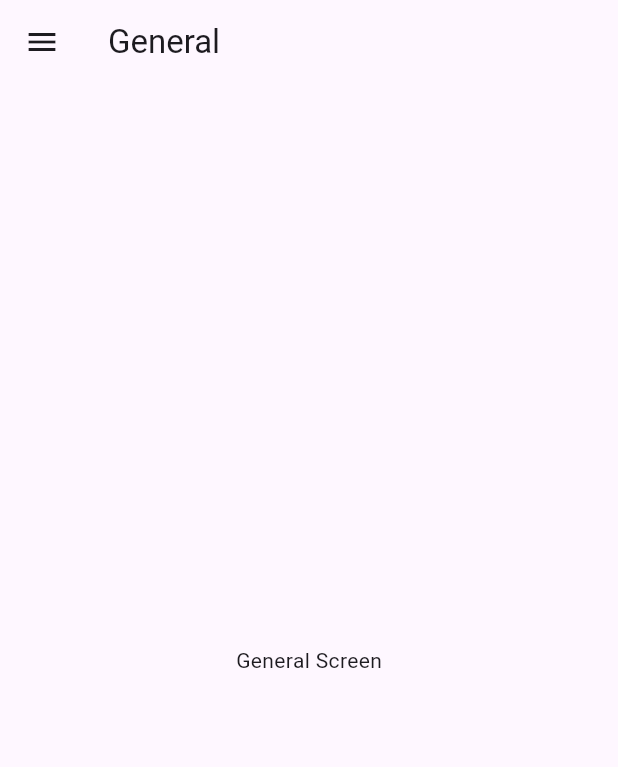
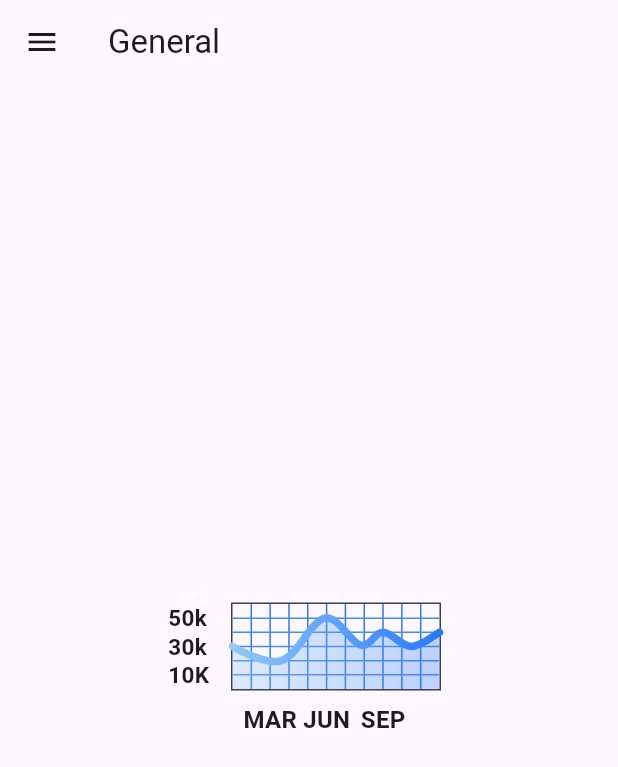
Before and after one commit to Ycalk/AnalystInNumbers, a Flutter app: the GeneralPage screen opened by its route, on a phone screen of 412 x 824 dp. Shown: the top 767 px of the screen. Run offline on Flutter 3.47's test engine with Material 3 defaults, Android fonts, the phone set to English and light mode, and no system bars; drawn by our look-alikes of fl_chart.

Commit message:
Add full structure of front

```diff
--- /dev/null
+++ b/front/lib/data/models/stats.dart
@@ -0,0 +1,6 @@
+
+class StatDD{
+  final double d1;
+  final double d2;
+  StatDD(this.d1, this.d2);
+}
--- /dev/null
+++ b/front/lib/data/repos/general_stats_impl.dart
@@ -0,0 +1,17 @@
+
+
+import 'package:front/data/source/stats_client.dart';
+import 'package:front/domain/entities/char_data.dart';
+import 'package:front/domain/repos/general_stats.dart';
+
+class GeneralStatsRepositoryImpl implements GeneralStatsRepository {
+  final StatsClient _client;
+
+  GeneralStatsRepositoryImpl() : _client = StatsClient();
+
+  @override
+  Future<List<LineDataItem>> getSalaryByYear() async {
+    final stats = await _client.getSalaryByYear();
+    return stats.map((e) => LineDataItem(e.d1, e.d2)).toList();
+  }
+}
--- /dev/null
+++ b/front/lib/domain/repos/general_stats.dart
@@ -0,0 +1,5 @@
+import 'package:front/domain/entities/char_data.dart';
+
+abstract class GeneralStatsRepository {
+  Future<List<LineDataItem>> getSalaryByYear();
+}
--- /dev/null
+++ b/front/lib/domain/usecases/general_stats.dart
@@ -0,0 +1,12 @@
+
+
+import 'package:fl_chart/fl_chart.dart';
+import 'package:front/data/repos/general_stats_impl.dart';
+
+class GeneralStats {
+  GeneralStatsRepositoryImpl _repository = GeneralStatsRepositoryImpl();
+
+  Future<List<FlSpot>> getSalaryByYear() {
+    return _repository.getSalaryByYear().then((value) => value.map((e) => e.toSpot()).toList());
+  }
+}
--- /dev/null
+++ b/front/lib/presentation/charts/salary_by_year.dart
@@ -0,0 +1,293 @@
+import 'package:fl_chart/fl_chart.dart';
+import 'package:flutter/material.dart';
+
+class SalaryByYearChart extends StatefulWidget {
+  const SalaryByYearChart({super.key});
+
+  @override
+  State<SalaryByYearChart> createState() => _SalaryByYearChartState();
+}
+
+class _SalaryByYearChartState extends State<SalaryByYearChart> {
+  List<Color> gradientColors = [
+    Colors.blue.shade200,
+    Colors.blueAccent.shade400,
+  ];
+
+  bool showAvg = false;
+
+  @override
+  Widget build(BuildContext context) {
+    return Stack(
+      children: <Widget>[
+        AspectRatio(
+          aspectRatio: 1.70,
+          child: Padding(
+            padding: const EdgeInsets.only(
+              right: 18,
+              left: 12,
+              top: 24,
+              bottom: 12,
+            ),
+            child: LineChart(
+              showAvg ? avgData() : mainData(),
+            ),
+          ),
+        ),
+        SizedBox(
+          width: 60,
+          height: 34,
+          child: TextButton(
+            onPressed: () {
+              setState(() {
+                showAvg = !showAvg;
+              });
+            },
+            child: Text(
+              'avg',
+              style: TextStyle(
+                fontSize: 12,
+                color: showAvg
+                    ? Colors.white.withValues(alpha: 0.5)
+                    : Colors.white,
+              ),
+            ),
+          ),
+        ),
+      ],
+    );
+  }
+
+  Widget bottomTitleWidgets(double value, TitleMeta meta) {
+    const style = TextStyle(
+      fontWeight: FontWeight.bold,
+      fontSize: 16,
+    );
+    Widget text;
+    switch (value.toInt()) {
+      case 2:
+        text = const Text('MAR', style: style);
+        break;
+      case 5:
+        text = const Text('JUN', style: style);
+        break;
+      case 8:
+        text = const Text('SEP', style: style);
+        break;
+      default:
+        text = const Text('', style: style);
+        break;
+    }
+
+    return SideTitleWidget(
+      axisSide: meta.axisSide,
+      child: text,
+    );
+  }
+
+  Widget leftTitleWidgets(double value, TitleMeta meta) {
+    const style = TextStyle(
+      fontWeight: FontWeight.bold,
+      fontSize: 15,
+    );
+    String text;
+    switch (value.toInt()) {
+      case 1:
+        text = '10K';
+        break;
+      case 3:
+        text = '30k';
+        break;
+      case 5:
+        text = '50k';
+        break;
+      default:
+        return Container();
+    }
+
+    return Text(text, style: style, textAlign: TextAlign.left);
+  }
+
+  LineChartData mainData() {
+    return LineChartData(
+      gridData: FlGridData(
+        show: true,
+        drawVerticalLine: true,
+        horizontalInterval: 1,
+        verticalInterval: 1,
+        getDrawingHorizontalLine: (value) {
+          return FlLine(
+            color: Colors.blueAccent.shade200,
+            strokeWidth: 1,
+          );
+        },
+        getDrawingVerticalLine: (value) {
+          return FlLine(
+            color: Colors.blueAccent.shade400,
+            strokeWidth: 1,
+          );
+        },
+      ),
+      titlesData: FlTitlesData(
+        show: true,
+        rightTitles: const AxisTitles(
+          sideTitles: SideTitles(showTitles: false),
+        ),
+        topTitles: const AxisTitles(
+          sideTitles: SideTitles(showTitles: false),
+        ),
+        bottomTitles: AxisTitles(
+          sideTitles: SideTitles(
+            showTitles: true,
+            reservedSize: 30,
+            interval: 1,
+            getTitlesWidget: bottomTitleWidgets,
+          ),
+        ),
+        leftTitles: AxisTitles(
+          sideTitles: SideTitles(
+            showTitles: true,
+            interval: 1,
+            getTitlesWidget: leftTitleWidgets,
+            reservedSize: 42,
+          ),
+        ),
+      ),
+      borderData: FlBorderData(
+        show: true,
+        border: Border.all(color: const Color(0xff37434d)),
+      ),
+      minX: 0,
+      maxX: 11,
+      minY: 0,
+      maxY: 6,
+      lineBarsData: [
+        LineChartBarData(
+          spots: const [
+            FlSpot(0, 3),
+            FlSpot(2.6, 2),
+            FlSpot(4.9, 5),
+            FlSpot(6.8, 3.1),
+            FlSpot(8, 4),
+            FlSpot(9.5, 3),
+            FlSpot(11, 4),
+          ],
+          isCurved: true,
+          gradient: LinearGradient(
+            colors: gradientColors,
+          ),
+          barWidth: 5,
+          isStrokeCapRound: true,
+          dotData: const FlDotData(
+            show: false,
+          ),
+          belowBarData: BarAreaData(
+            show: true,
+            gradient: LinearGradient(
+              colors: gradientColors
+                  .map((color) => color.withValues(alpha: 0.3))
+                  .toList(),
+            ),
+          ),
+        ),
+      ],
+    );
+  }
+
+  LineChartData avgData() {
+    return LineChartData(
+      lineTouchData: const LineTouchData(enabled: false),
+      gridData: FlGridData(
+        show: true,
+        drawHorizontalLine: true,
+        verticalInterval: 1,
+        horizontalInterval: 1,
+        getDrawingVerticalLine: (value) {
+          return const FlLine(
+            color: Color(0xff37434d),
+            strokeWidth: 1,
+          );
+        },
+        getDrawingHorizontalLine: (value) {
+          return const FlLine(
+            color: Color(0xff37434d),
+            strokeWidth: 1,
+          );
+        },
+      ),
+      titlesData: FlTitlesData(
+        show: true,
+        bottomTitles: AxisTitles(
+          sideTitles: SideTitles(
+            showTitles: true,
+            reservedSize: 30,
+            getTitlesWidget: bottomTitleWidgets,
+            interval: 1,
+          ),
+        ),
+        leftTitles: AxisTitles(
+          sideTitles: SideTitles(
+            showTitles: true,
+            getTitlesWidget: leftTitleWidgets,
+            reservedSize: 42,
+            interval: 1,
+          ),
+        ),
+        topTitles: const AxisTitles(
+          sideTitles: SideTitles(showTitles: false),
+        ),
+        rightTitles: const AxisTitles(
+          sideTitles: SideTitles(showTitles: false),
+        ),
+      ),
+      borderData: FlBorderData(
+        show: true,
+        border: Border.all(color: const Color(0xff37434d)),
+      ),
+      minX: 0,
+      maxX: 11,
+      minY: 0,
+      maxY: 6,
+      lineBarsData: [
+        LineChartBarData(
+          spots: const [
+            FlSpot(0, 3.44),
+            FlSpot(2.6, 3.44),
+            FlSpot(4.9, 3.44),
+            FlSpot(6.8, 3.44),
+            FlSpot(8, 3.44),
+            FlSpot(9.5, 3.44),
+            FlSpot(11, 3.44),
+          ],
+          isCurved: true,
+          gradient: LinearGradient(
+            colors: [
+              ColorTween(begin: gradientColors[0], end: gradientColors[1])
+                  .lerp(0.2)!,
+              ColorTween(begin: gradientColors[0], end: gradientColors[1])
+                  .lerp(0.2)!,
+            ],
+          ),
+          barWidth: 5,
+          isStrokeCapRound: true,
+          dotData: const FlDotData(
+            show: false,
+          ),
+          belowBarData: BarAreaData(
+            show: true,
+            gradient: LinearGradient(
+              colors: [
+                ColorTween(begin: gradientColors[0], end: gradientColors[1])
+                    .lerp(0.2)!
+                    .withValues(alpha: 0.1),
+                ColorTween(begin: gradientColors[0], end: gradientColors[1])
+                    .lerp(0.2)!
+                    .withValues(alpha: 0.1),
+              ],
+            ),
+          ),
+        ),
+      ],
+    );
+  }
+}
--- a/front/lib/presentation/constants/texts.dart
+++ b/front/lib/presentation/constants/texts.dart
@@ -1,3 +1,4 @@
 class Texts {
   static const String appName = 'Analyst In Numbers';
+  static const String errorMessage = 'Что-то пошло не так';
 }
--- a/front/lib/presentation/pages/general.dart
+++ b/front/lib/presentation/pages/general.dart
@@ -1,10 +1,14 @@
+import 'package:fl_chart/fl_chart.dart';
 import 'package:flutter/material.dart';
+import 'package:front/domain/usecases/general_stats.dart';
+import 'package:front/presentation/charts/salary_by_year.dart';
+import 'package:front/presentation/constants/texts.dart';
 import 'package:front/presentation/widgets/drawer.dart';
 
 class GeneralPage extends StatelessWidget {
   static const String routeName = '/general';
-
-  const GeneralPage({super.key});
+  final GeneralStats generalStats = GeneralStats();
+  GeneralPage({super.key});
 
   @override
   Widget build(BuildContext context) {
@@ -14,7 +18,28 @@ class GeneralPage extends StatelessWidget {
         title: Text('General'),
       ),
       body: Center(
-        child: Text('General Screen'),
+        child: FutureBuilder<List<FlSpot>>(
+          future: generalStats.getSalaryByYear(),
+          builder: (context, snapshot) {
+            if (snapshot.connectionState == ConnectionState.waiting) {
+              return CircularProgressIndicator();
+            } else if (snapshot.hasError) {
+              return Column(
+                children: [
+                  Text(Texts.errorMessage),
+                  Text('Error: ${snapshot.error}')
+                ],
+              );
+            } else if (snapshot.hasData) {
+              return Padding(
+                padding: const EdgeInsets.all(100.0),
+                child: SalaryByYearChart()
+              );
+            } else {
+              return CircularProgressIndicator();
+            }
+          },
+        ),
       ),
     );
   }
--- a/front/pubspec.yaml
+++ b/front/pubspec.yaml
@@ -13,6 +13,8 @@ dependencies:
   cupertino_icons: ^1.0.8
   flutter_web_plugins:
     sdk: flutter
+  fl_chart: ^0.69.2
+
 
 dev_dependencies:
   flutter_test:
```
Also changed, not shown: front/lib/data/source/stats_client.dart (added, +30 -0 lines), front/lib/domain/entities/char_data.dart (added, +12 -0 lines), front/pubspec.lock, 1 other file.
